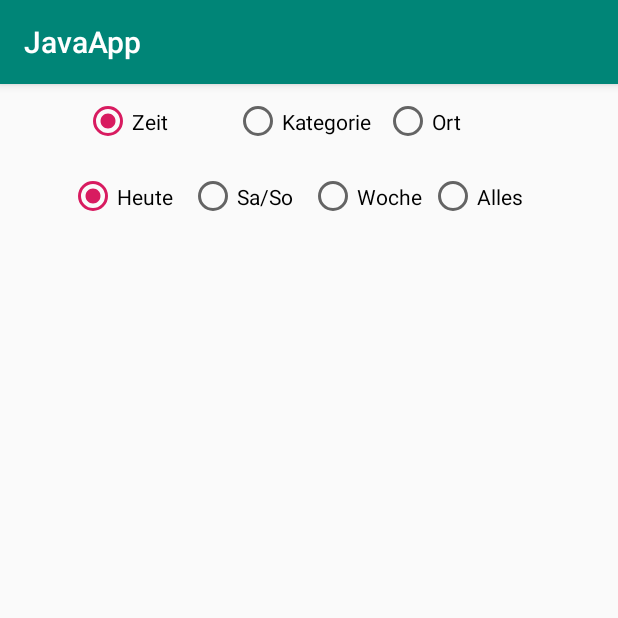
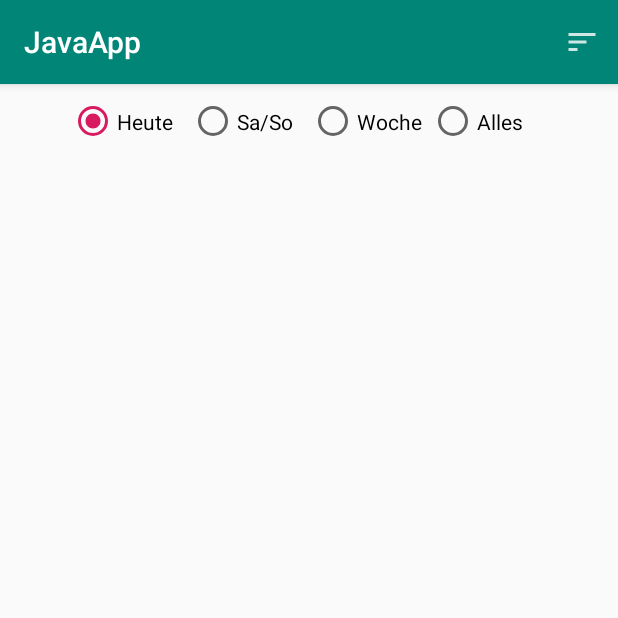
Before and after one commit to intergalacticsuperhero/Hypezig, an Android app: the screen it shows after launch (MainActivity), on a phone screen of 412 x 824 dp, the top half of it. Run offline under Robolectric (Android 15) with nearby library versions, the phone set to English and light mode, and no system bars; our stand-ins replace Room's generated code.

Commit message:
Move sorting to menu

```diff
--- a/app/src/main/java/com/example/javaapp/MainActivity.java
+++ b/app/src/main/java/com/example/javaapp/MainActivity.java
@@ -1,10 +1,18 @@
 package com.example.javaapp;
 
+import android.app.AlertDialog;
+import android.content.DialogInterface;
 import android.os.Bundle;
 import android.util.Log;
+import android.view.Menu;
+import android.view.MenuInflater;
+import android.view.MenuItem;
+import android.view.View;
+import android.widget.Button;
 import android.widget.RadioButton;
 import android.widget.RadioGroup;
 
+import androidx.annotation.NonNull;
 import androidx.appcompat.app.AppCompatActivity;
 import androidx.recyclerview.widget.LinearLayoutManager;
 import androidx.recyclerview.widget.RecyclerView;
@@ -15,6 +23,7 @@ import com.example.javaapp.models.filters.PassthroughFilter;
 import com.example.javaapp.models.filters.TodayFilter;
 import com.example.javaapp.models.filters.WeekFilter;
 import com.example.javaapp.models.filters.WeekendFilter;
+import com.example.javaapp.models.queries.QueryStrategy;
 import com.example.javaapp.models.queries.SortByCategory;
 import com.example.javaapp.models.queries.SortByDate;
 import com.example.javaapp.models.queries.SortByLocation;
@@ -27,6 +36,14 @@ public class MainActivity extends AppCompatActivity {
     private static final String TAG = "MainActivity";
 
     private RecyclerViewAdapter adapter;
+
+    String[] queryLabels = new String[] { "Zeit", "Kategorie", "Ort" };
+    QueryStrategy[] queryStrategies = new QueryStrategy[] {
+            new SortByDate(),
+            new SortByCategory(),
+            new SortByLocation()
+    };
+    int queryWhich = 0;
 
 
     @Override
@@ -44,29 +61,6 @@ public class MainActivity extends AppCompatActivity {
             }
         });
 
-        RadioGroup r = findViewById(R.id.radioGroup);
-        r.setOnCheckedChangeListener(new RadioGroup.OnCheckedChangeListener() {
-
-            @Override
-            public void onCheckedChanged(RadioGroup group, int checkedId) {
-
-                switch(checkedId) {
-                    case R.id.radioButtonTime:
-                        Model.getInstance().setQueryStrategy(new SortByDate());
-                        break;
-                    case R.id.radioButtonCategory:
-                        Model.getInstance().setQueryStrategy(new SortByCategory());
-                        break;
-                    case R.id.radioButtonLocation:
-                        Model.getInstance().setQueryStrategy(new SortByLocation());
-                        break;
-                    default:
-                        System.out.println("this should never happen");
-                }
-
-                (new ReadEventsFromDatabase(getApplicationContext(), adapter)).execute();
-            }
-        });
 
         RadioGroup r2 = findViewById(R.id.radioGroupDates);
         r2.setOnCheckedChangeListener(new RadioGroup.OnCheckedChangeListener() {
@@ -95,9 +89,8 @@ public class MainActivity extends AppCompatActivity {
         });
 
         initRecyclerView();
-
-        ((RadioButton) findViewById(R.id.radioButtonTime)).toggle();
         ((RadioButton) findViewById(R.id.radioButtonToday)).toggle();
+        (new ReadEventsFromDatabase(getApplicationContext(), adapter)).execute();
     }
 
     private void initRecyclerView() {
@@ -108,8 +101,55 @@ public class MainActivity extends AppCompatActivity {
         recyclerView.setLayoutManager(new LinearLayoutManager(this));
     }
 
+
     @Override
     protected void onPostCreate(Bundle savedInstanceState) {
         super.onPostCreate(savedInstanceState);
     }
+
+    @Override
+    public boolean onCreateOptionsMenu(Menu menu) {
+        MenuInflater inflater = getMenuInflater();
+        inflater.inflate(R.menu.main_menu, menu);
+        return true;
+    }
+
+    @Override
+    public boolean onOptionsItemSelected(@NonNull MenuItem item) {
+        switch(item.getItemId()) {
+            case R.id.item_sort:
+                showAlertSortMenu();
+                break;
+            default:
+                System.out.println("this should never happen");
+        }
+
+        return super.onOptionsItemSelected(item);
+    }
+
+
+    private void showAlertSortMenu() {
+        AlertDialog.Builder builder = new AlertDialog.Builder(MainActivity.this);
+
+        builder.setTitle("Sortieren nach");
+        builder.setIcon(R.drawable.icon_sort);
+        builder.setSingleChoiceItems(queryLabels, queryWhich, new DialogInterface.OnClickListener() {
+            @Override
+            public void onClick(DialogInterface dialog, int which) {
+                System.out.println("Ausgewählt: " + queryLabels[which]);
+                queryWhich = which;
+                Model.getInstance().setQueryStrategy(queryStrategies[which]);
+                dialog.dismiss();
+
+                (new ReadEventsFromDatabase(getApplicationContext(), adapter)).execute();
+            }
+        });
+        builder.setNeutralButton("Abbrechen", new DialogInterface.OnClickListener() {
+            @Override
+            public void onClick(DialogInterface dialog, int which) {}
+        });
+
+        AlertDialog dialog = builder.create();
+        dialog.show();
+    }
 }
--- a/app/src/main/java/com/example/javaapp/models/Model.java
+++ b/app/src/main/java/com/example/javaapp/models/Model.java
@@ -1,12 +1,9 @@
 package com.example.javaapp.models;
-
-import android.content.Context;
 
 import com.example.javaapp.models.filters.FilterStrategy;
 import com.example.javaapp.models.filters.PassthroughFilter;
 import com.example.javaapp.models.queries.QueryStrategy;
 import com.example.javaapp.models.queries.SortByDate;
-import com.example.javaapp.tasks.ReadEventsFromDatabase;
 
 import java.util.ArrayList;
 import java.util.List;
--- /dev/null
+++ b/app/src/main/res/drawable-anydpi/icon_sort.xml
@@ -0,0 +1,11 @@
+<vector xmlns:android="http://schemas.android.com/apk/res/android"
+    android:width="24dp"
+    android:height="24dp"
+    android:viewportWidth="24"
+    android:viewportHeight="24"
+    android:tint="#333333"
+    android:alpha="0.6">
+    <path
+        android:fillColor="#FF000000"
+        android:pathData="M3,18h6v-2L3,16v2zM3,6v2h18L21,6L3,6zM3,13h12v-2L3,11v2z"/>
+</vector>
--- /dev/null
+++ b/app/src/main/res/drawable-anydpi/icon_sort_white.xml
@@ -0,0 +1,11 @@
+<vector xmlns:android="http://schemas.android.com/apk/res/android"
+    android:width="24dp"
+    android:height="24dp"
+    android:viewportWidth="24"
+    android:viewportHeight="24"
+    android:tint="#FFFFFF"
+    android:alpha="0.8">
+    <path
+        android:fillColor="#FF000000"
+        android:pathData="M3,18h6v-2L3,16v2zM3,6v2h18L21,6L3,6zM3,13h12v-2L3,11v2z"/>
+</vector>
--- a/app/src/main/res/layout/activity_main.xml
+++ b/app/src/main/res/layout/activity_main.xml
@@ -14,45 +14,12 @@
         android:orientation="vertical">
 
         <RadioGroup
-            android:id="@+id/radioGroup"
-            android:layout_width="match_parent"
-            android:layout_height="50dp"
-            android:layout_gravity="center_horizontal"
-            android:gravity="center_horizontal"
-            android:orientation="horizontal"
-            app:layout_constraintStart_toStartOf="parent"
-            app:layout_constraintTop_toTopOf="parent">
-
-            <RadioButton
-                android:id="@+id/radioButtonTime"
-                android:layout_width="100dp"
-                android:layout_height="match_parent"
-                android:text="Zeit" />
-
-            <RadioButton
-                android:id="@+id/radioButtonCategory"
-                android:layout_width="100dp"
-                android:layout_height="match_parent"
-                android:text="Kategorie" />
-
-            <RadioButton
-                android:id="@+id/radioButtonLocation"
-                android:layout_width="100dp"
-                android:layout_height="match_parent"
-                android:text="Ort" />
-        </RadioGroup>
-
-
-        <RadioGroup
             android:id="@+id/radioGroupDates"
             android:layout_width="match_parent"
             android:layout_height="50dp"
             android:layout_gravity="center_horizontal"
             android:gravity="center_horizontal"
-            android:orientation="horizontal"
-            app:layout_constraintEnd_toEndOf="parent"
-            app:layout_constraintStart_toStartOf="parent"
-            app:layout_constraintTop_toBottomOf="@+id/radioGroup">
+            android:orientation="horizontal">
 
             <RadioButton
                 android:id="@+id/radioButtonToday"
--- /dev/null
+++ b/app/src/main/res/menu/main_menu.xml
@@ -0,0 +1,10 @@
+<?xml version="1.0" encoding="utf-8"?>
+<menu xmlns:android="http://schemas.android.com/apk/res/android"
+    xmlns:app="http://schemas.android.com/apk/res-auto">
+
+    <item android:id="@+id/item_sort"
+        android:icon="@drawable/icon_sort_white"
+        android:title="Sortieren"
+        app:showAsAction="ifRoom"/>
+
+</menu>
```
Also changed, not shown: app/src/main/res/drawable-hdpi/icon_sort.png (added), app/src/main/res/drawable-hdpi/icon_sort_white.png (added), app/src/main/res/drawable-mdpi/icon_sort.png (added), app/src/main/res/drawable-mdpi/icon_sort_white.png (added), app/src/main/res/drawable-xhdpi/icon_sort.png (added), app/src/main/res/drawable-xhdpi/icon_sort_white.png (added), app/src/main/res/drawable-xxhdpi/icon_sort.png (added), app/src/main/res/drawable-xxhdpi/icon_sort_white.png (added).
